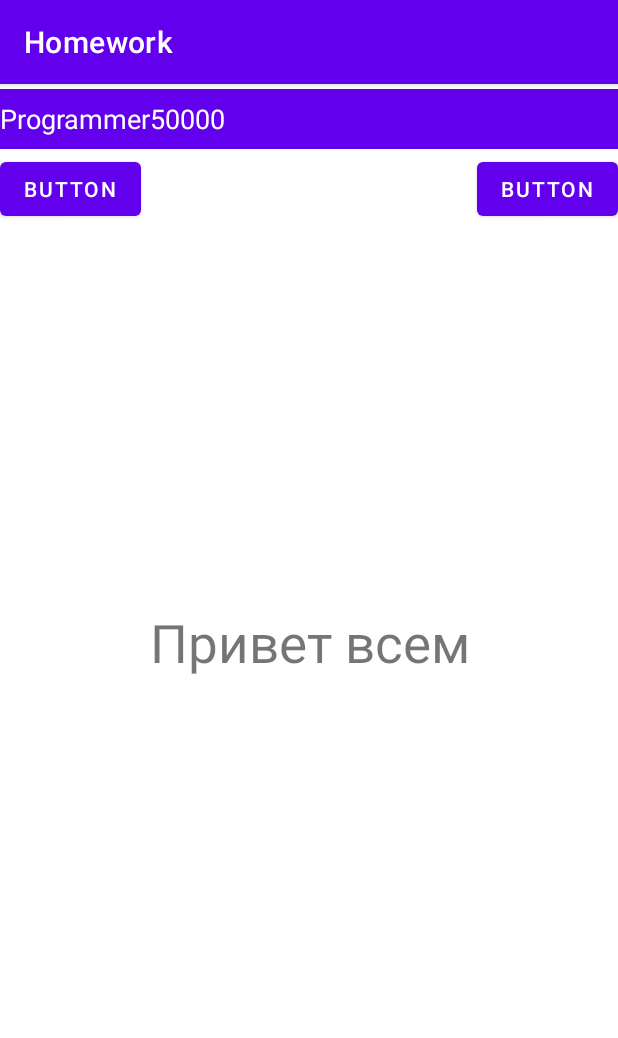
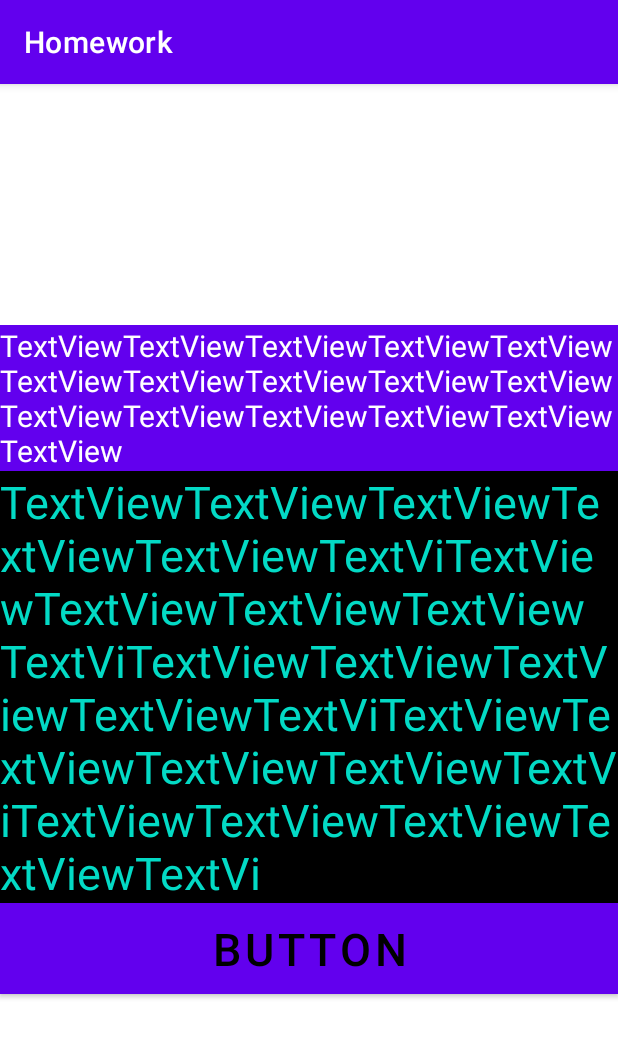
Before and after one commit to Talaybekovna/homework, an Android app: the screen it shows after launch (MainActivity), on a phone screen of 412 x 824 dp. Shown: the top 1038 px of the screen. Run offline under Robolectric (Android 15) with nearby library versions, the light colour scheme and no system bars.

Commit message:
added homework23

```diff
--- a/app/src/main/res/layout/activity_main.xml
+++ b/app/src/main/res/layout/activity_main.xml
@@ -1,59 +1,37 @@
 <?xml version="1.0" encoding="utf-8"?>
-<androidx.constraintlayout.widget.ConstraintLayout xmlns:android="http://schemas.android.com/apk/res/android"
+<LinearLayout xmlns:android="http://schemas.android.com/apk/res/android"
     xmlns:app="http://schemas.android.com/apk/res-auto"
     xmlns:tools="http://schemas.android.com/tools"
     android:layout_width="match_parent"
     android:layout_height="match_parent"
+    android:orientation="vertical"
+    android:gravity="center"
     tools:context=".MainActivity">
 
     <TextView
+        android:id="@+id/textView3"
+        android:layout_width="match_parent"
+        android:layout_height="wrap_content"
+        android:text="TextViewTextViewTextViewTextViewTextViewTextViewTextViewTextViewTextViewTextViewTextViewTextViewTextViewTextViewTextViewTextView"
+        android:background="@color/purple_500"
+        android:textSize="20sp"
+        android:textColor="@color/white"/>
+
+    <TextView
         android:id="@+id/textView4"
-        android:layout_width="wrap_content"
+        android:layout_width="match_parent"
         android:layout_height="wrap_content"
-        android:layout_marginTop="32dp"
-        android:text="@string/greeting"
-        android:textSize="35sp"
-        app:layout_constraintBottom_toBottomOf="parent"
-        app:layout_constraintEnd_toStartOf="@+id/button2"
-        app:layout_constraintHorizontal_bias="0.538"
-        app:layout_constraintStart_toEndOf="@+id/button"
-        app:layout_constraintTop_toTopOf="parent"
-        app:layout_constraintVertical_bias="0.46" />
+        android:text="TextViewTextViewTextViewTextViewTextViewTextViTextViewTextViewTextViewTextViewTextViTextViewTextViewTextViewTextViewTextViTextViewTextViewTextViewTextViewTextViTextViewTextViewTextViewTextViewTextVi"
+        android:background="@color/black"
+        android:textSize="30sp"
+        android:textColor="@color/teal_200"/>
 
     <Button
         android:id="@+id/button"
-        android:layout_width="wrap_content"
+        android:layout_width="match_parent"
         android:layout_height="wrap_content"
+        android:background="#2196F3"
         android:text="Button"
-        app:layout_constraintBottom_toBottomOf="parent"
-        app:layout_constraintStart_toStartOf="parent"
-        app:layout_constraintTop_toBottomOf="@+id/textView3"
-        app:layout_constraintVertical_bias="0.004" />
-
-    <Button
-        android:id="@+id/button2"
-        android:layout_width="wrap_content"
-        android:layout_height="wrap_content"
-        android:text="Button"
-        app:layout_constraintBottom_toBottomOf="parent"
-        app:layout_constraintEnd_toEndOf="parent"
-        app:layout_constraintTop_toBottomOf="@+id/textView3"
-        app:layout_constraintVertical_bias="0.004" />
-
-    <TextView
-        android:id="@+id/textView3"
-        android:layout_width="0dp"
-        android:layout_height="40dp"
-        android:layout_marginBottom="32dp"
-        android:background="@color/purple_500"
-        android:gravity="center_vertical"
-        android:text="@string/title"
-        android:textColor="@color/white"
-        android:textSize="18sp"
-        app:layout_constraintBottom_toTopOf="@+id/textView4"
-        app:layout_constraintEnd_toEndOf="parent"
-        app:layout_constraintStart_toStartOf="parent"
-        app:layout_constraintTop_toTopOf="parent"
-        app:layout_constraintVertical_bias="0.011" />
-
-</androidx.constraintlayout.widget.ConstraintLayout>
+        android:textColor="@color/black"
+        android:textSize="30sp" />
+</LinearLayout>
```
